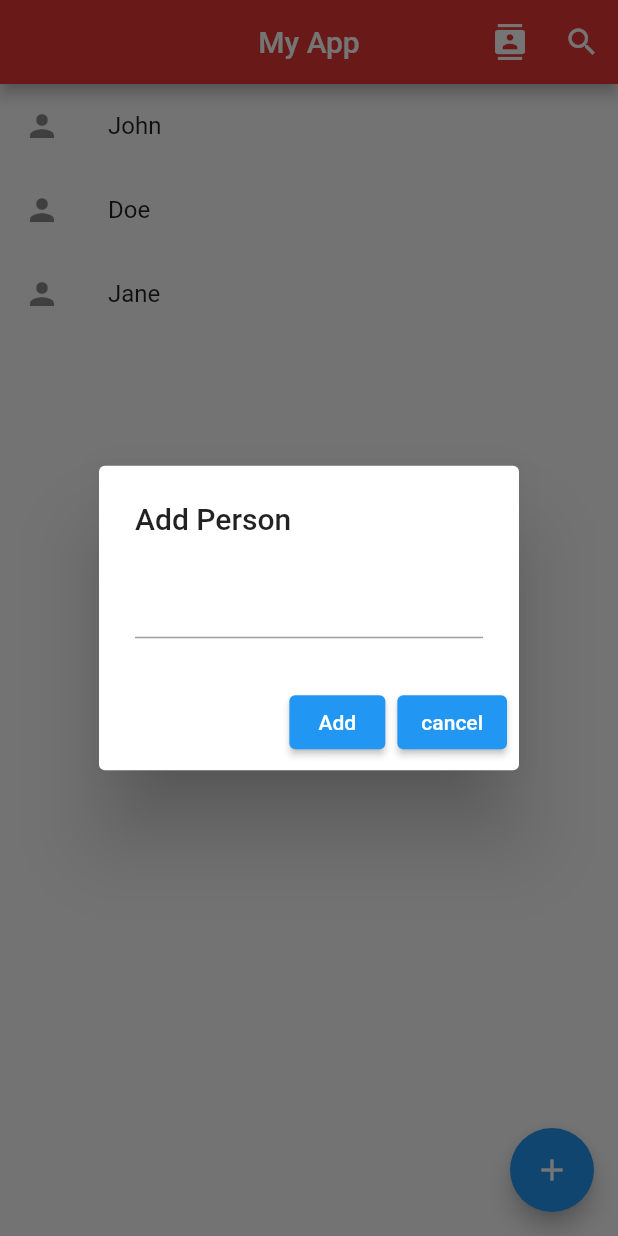
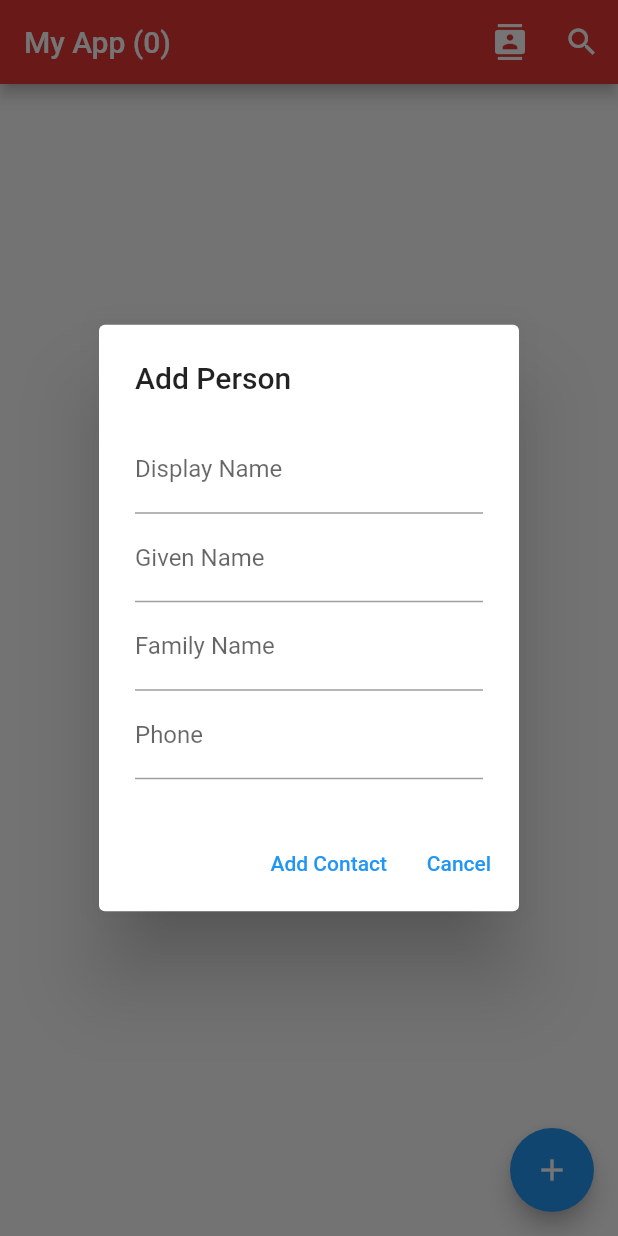
Before and after one commit to krnomad/flutter_toy, a Flutter app: the screen it shows after launch, after a tap on the "add" icon, on a phone screen of 412 x 824 dp. Run offline on Flutter 3.47's test engine with Material 2 defaults, Android fonts, the phone set to English and light mode, and no system bars; our stand-ins replace contacts_service, permission_handler.

Commit message:
implement contant

```diff
--- a/lib/main.dart
+++ b/lib/main.dart
@@ -2,6 +2,7 @@
 
 import 'package:flutter/material.dart';
 import 'package:permission_handler/permission_handler.dart';
+import 'package:contacts_service/contacts_service.dart';
 
 void main() {
   runApp(MaterialApp(
@@ -40,20 +41,20 @@ class _MyAppState extends State<MyApp> {
   //   getPermission();
   // }
 
-  var people = ['John', 'Doe', 'Jane'];
+  var people = [];
 
   // This widget is the root of your application.
   @override
   Widget build(BuildContext context) {
     return Scaffold(
       appBar: AppBar(
-          title: Text('My App'),
-          centerTitle: true,
+          title: Text('My App (${people.length})'),
           backgroundColor: Colors.red[600],
           actions: [
             IconButton(
               onPressed: () {
                 getPermission();
+                loadContacts();
                 // openAppSettings();
               },
               icon: Icon(Icons.contacts),
@@ -83,49 +84,107 @@ class _MyAppState extends State<MyApp> {
               context: context,
               builder: (context) {
                 return InputDialog(
-                  addPerson: (name) {
-                    setState(() {
-                      people.add(name);
-                    });
-                  }
+                  addContact: addContact,
                 );
               });
         },
       ),
     );
   }
+
+  void loadContacts() async {
+    // Iterable<Contact> contacts = await ContactsService.getContacts();
+    var contacts = await ContactsService.getContacts();
+    setState(() {
+      people.clear();
+      contacts.forEach((element) {
+        if ( element.displayName != null ) {
+          people.add(element.displayName);
+          print(element.displayName);
+        }
+      });
+    });
+  }
+
+  void addContact(String displayName, String givenName, String familyName, String phone) async {
+    Contact newContact = Contact(
+      displayName: displayName,
+      givenName: givenName,
+      familyName: familyName,
+      phones: [Item(label: 'mobile', value: phone)],
+    );
+
+    print('Adding Contact $newContact');
+
+
+    await ContactsService.addContact(newContact);
+  }
 }
 
 class InputDialog extends StatelessWidget {
-  final Function(String) addPerson;
+  final Function(String, String, String, String) addContact;
 
   InputDialog({
     super.key,
-    required this.addPerson,
+    required this.addContact,
   });
 
-  var inputData = TextEditingController();
+  // add contact input data - DisplayName, GivenName, FamilyName, Phone
+  var displayName = TextEditingController();
+  var givenName = TextEditingController();
+  var familyName = TextEditingController();
+  var phone = TextEditingController();
 
   @override
   Widget build(BuildContext context) {
     return AlertDialog(
       title: Text('Add Person'),
-      content: TextField(
-        controller: inputData,
+      content: Column(
+        mainAxisSize: MainAxisSize.min,
+        children: [
+          TextField(
+            controller: displayName,
+            decoration: InputDecoration(
+              labelText: 'Display Name',
+              hintText: 'Enter Display Name',
+            ),
+          ),
+          TextField(
+            controller: givenName,
+            decoration: InputDecoration(
+              labelText: 'Given Name',
+              hintText: 'Enter Given Name',
+            ),
+          ),
+          TextField(
+            controller: familyName,
+            decoration: InputDecoration(
+              labelText: 'Family Name',
+              hintText: 'Enter Family Name',
+            ),
+          ),
+          TextField(
+            controller: phone,
+            decoration: InputDecoration(
+              labelText: 'Phone',
+              hintText: 'Enter Phone',
+            ),
+          ),
+        ],
       ),
       actions: [
-        ElevatedButton(
+        TextButton(
+          onPressed: () async {
+            await addContact(displayName.text, givenName.text, familyName.text, phone.text);
+            Navigator.pop(context);
+          },
+          child: Text('Add Contact'),
+        ),
+        TextButton(
           onPressed: () {
-            addPerson(inputData.text);
-            Navigator.of(context).pop();
+            Navigator.pop(context);
           },
-          child: Text('Add'),
-        ),
-        ElevatedButton(
-          onPressed: () {
-            Navigator.of(context).pop();
-          },
-          child: Text('cancel'),
+          child: Text('Cancel'),
         ),
       ],
     );
--- a/pubspec.yaml
+++ b/pubspec.yaml
@@ -31,6 +31,7 @@ dependencies:
   flutter:
     sdk: flutter
   permission_handler: ^8.3.0
+  contacts_service: ^0.6.2
 
 
   # The following adds the Cupertino Icons font to your application.
```
Also changed, not shown: pubspec.lock.
